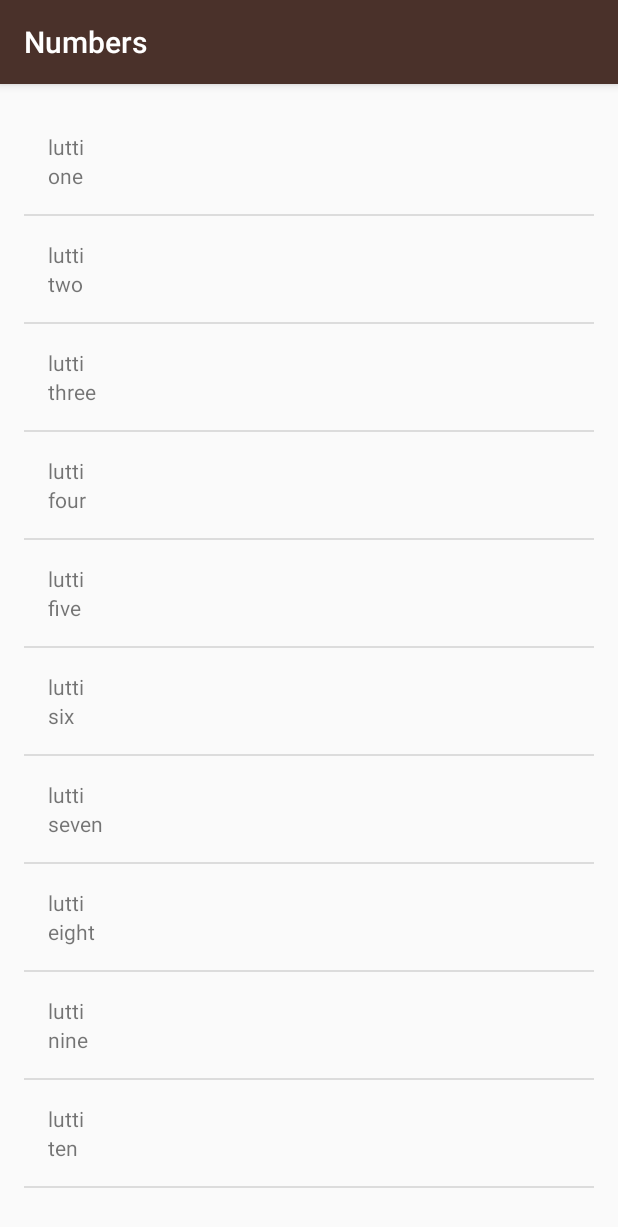
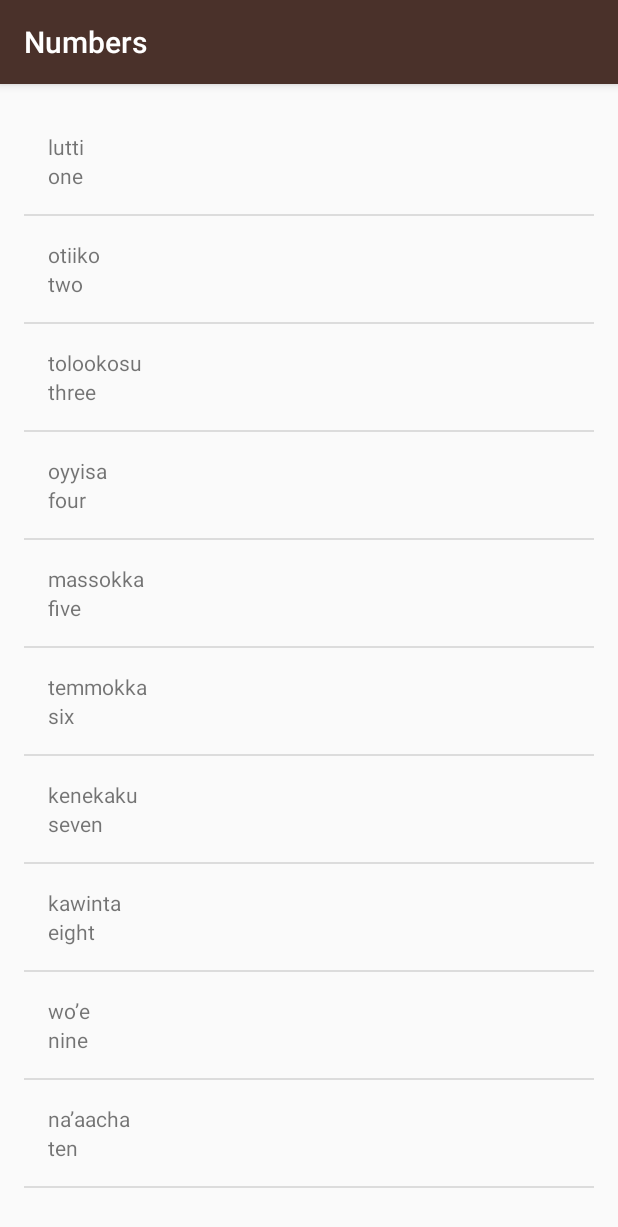
Before and after one commit to ahtaufiiq/Portfolio-Android, an Android app: the NumbersActivity screen opened directly, with no data from a screen before it, on a phone screen of 412 x 824 dp. Shown: the top 1227 px of the screen. Run offline under Robolectric (Android 15) with nearby library versions, the light colour scheme and no system bars.

Commit message:
Implement to all class and this is Final Lesson 2

```diff
--- a/Udacity Course/2. Basics Multiscreen/MiwokApp/app/src/main/java/ataufiq/com/miwokapp/NumbersActivity.java
+++ b/Udacity Course/2. Basics Multiscreen/MiwokApp/app/src/main/java/ataufiq/com/miwokapp/NumbersActivity.java
@@ -1,12 +1,8 @@
 package ataufiq.com.miwokapp;
 
-import android.annotation.SuppressLint;
 import android.support.v7.app.AppCompatActivity;
 import android.os.Bundle;
-import android.widget.ArrayAdapter;
-import android.widget.LinearLayout;
 import android.widget.ListView;
-import android.widget.TextView;
 
 import java.util.ArrayList;
 
@@ -15,20 +11,20 @@ public class NumbersActivity extends AppCompatActivity {
     @Override
     protected void onCreate(Bundle savedInstanceState) {
         super.onCreate(savedInstanceState);
-        setContentView(R.layout.activity_numbers);
+        setContentView(R.layout.word_list);
 
         ArrayList<Word> words = new ArrayList<Word>();
 
         words.add(new Word("lutti","one"));
-        words.add(new Word("lutti","two"));
-        words.add(new Word("lutti","three"));
-        words.add(new Word("lutti","four"));
-        words.add(new Word("lutti","five"));
-        words.add(new Word("lutti","six"));
-        words.add(new Word("lutti","seven"));
-        words.add(new Word("lutti","eight"));
-        words.add(new Word("lutti","nine"));
-        words.add(new Word("lutti","ten"));
+        words.add(new Word("otiiko","two"));
+        words.add(new Word("tolookosu","three"));
+        words.add(new Word("oyyisa","four"));
+        words.add(new Word("massokka","five"));
+        words.add(new Word("temmokka","six"));
+        words.add(new Word("kenekaku","seven"));
+        words.add(new Word("kawinta","eight"));
+        words.add(new Word("wo’e","nine"));
+        words.add(new Word("na’aacha","ten"));
 
         WordAdapter itemsAdapter=
                 new WordAdapter(this,words);
```
Also changed, not shown: Udacity Course/2. Basics Multiscreen/MiwokApp/app/src/main/java/ataufiq/com/miwokapp/ColorsActivity.java (+22 -1 lines), Udacity Course/2. Basics Multiscreen/MiwokApp/app/src/main/java/ataufiq/com/miwokapp/FamilyActivity.java (+24 -1 lines), Udacity Course/2. Basics Multiscreen/MiwokApp/app/src/main/java/ataufiq/com/miwokapp/PhrasesActivity.java (+24 -1 lines), Udacity Course/2. Basics Multiscreen/MiwokApp/app/src/main/res/layout/word_list.xml (renamed from Udacity Course/2. Basics Multiscreen/MiwokApp/app/src/main/res/layout/activity_numbers.xml).
